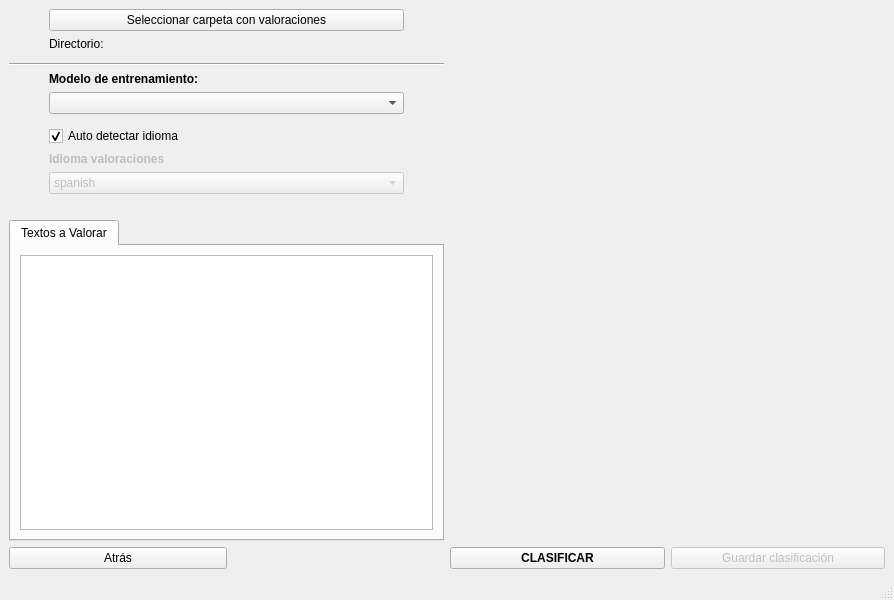
The window that Vista/clasificador.ui (diegoabdul/Analitica-de-Opiniones) describes before a commit, drawn with Qt 5.
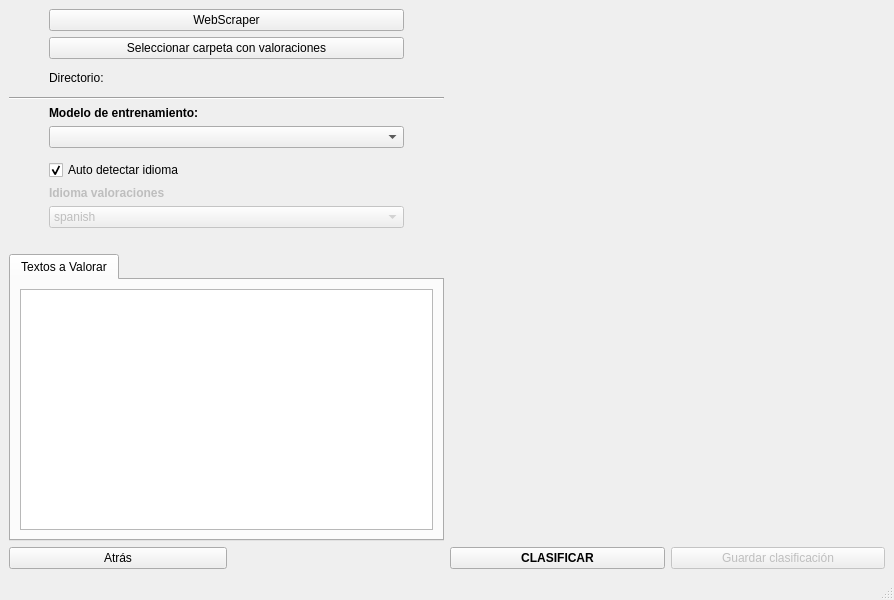
The same window after the commit.

Diff of the .ui file:
```diff
--- a/Vista/clasificador.ui
+++ b/Vista/clasificador.ui
@@ -92,30 +92,7 @@
     </item>
     <item row="0" column="0">
      <layout class="QGridLayout" name="gridLayout_6">
-      <item row="0" column="2" rowspan="3">
-       <spacer name="horizontalSpacer">
-        <property name="orientation">
-         <enum>Qt::Horizontal</enum>
-        </property>
-        <property name="sizeType">
-         <enum>QSizePolicy::Fixed</enum>
-        </property>
-        <property name="sizeHint" stdset="0">
-         <size>
-          <width>40</width>
-          <height>20</height>
-         </size>
-        </property>
-       </spacer>
-      </item>
-      <item row="0" column="1">
-       <widget class="QPushButton" name="btn_directorio">
-        <property name="text">
-         <string>Seleccionar carpeta con valoraciones</string>
-        </property>
-       </widget>
-      </item>
-      <item row="0" column="0" rowspan="3">
+      <item row="1" column="0" rowspan="4">
        <spacer name="horizontalSpacer_2">
         <property name="orientation">
          <enum>Qt::Horizontal</enum>
@@ -131,13 +108,43 @@
         </property>
        </spacer>
       </item>
-      <item row="1" column="1">
+      <item row="3" column="1">
        <widget class="QLabel" name="textosValorar_text">
         <property name="text">
          <string>Directorio:</string>
         </property>
        </widget>
       </item>
+      <item row="0" column="1">
+       <widget class="QPushButton" name="btn_webscraper">
+        <property name="text">
+         <string>WebScraper</string>
+        </property>
+       </widget>
+      </item>
+      <item row="1" column="2" rowspan="4">
+       <spacer name="horizontalSpacer">
+        <property name="orientation">
+         <enum>Qt::Horizontal</enum>
+        </property>
+        <property name="sizeType">
+         <enum>QSizePolicy::Fixed</enum>
+        </property>
+        <property name="sizeHint" stdset="0">
+         <size>
+          <width>40</width>
+          <height>20</height>
+         </size>
+        </property>
+       </spacer>
+      </item>
+      <item row="1" column="1">
+       <widget class="QPushButton" name="btn_directorio">
+        <property name="text">
+         <string>Seleccionar carpeta con valoraciones</string>
+        </property>
+       </widget>
+      </item>
      </layout>
     </item>
     <item row="4" column="1" rowspan="3">
```
Left out of the diff: 2 changed lines with no effect on the pictures.
